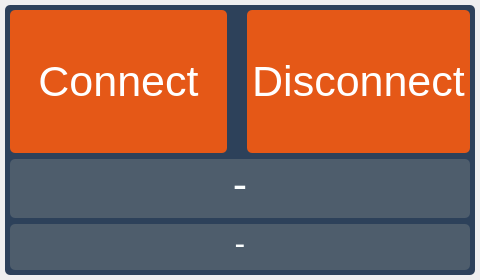
The window that ui/q0001-400x300.ui (wahhid/weha_smart_parking) describes before a commit, drawn with Qt 5.
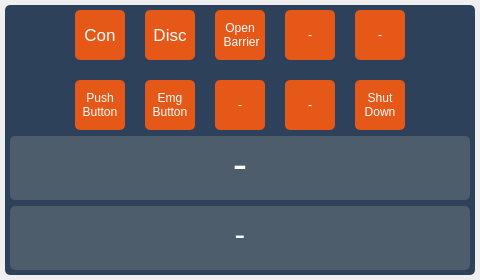
The same window after the commit.

```diff
--- a/ui/q0001-400x300.ui
+++ b/ui/q0001-400x300.ui
@@ -74,20 +74,23 @@
          <number>0</number>
         </property>
         <item>
-         <widget class="QPushButton" name="ConnectPushButton">
-          <property name="sizePolicy">
-           <sizepolicy hsizetype="Minimum" vsizetype="Expanding">
-            <horstretch>0</horstretch>
-            <verstretch>0</verstretch>
-           </sizepolicy>
-          </property>
-          <property name="font">
-           <font>
-            <pointsize>32</pointsize>
-           </font>
-          </property>
-          <property name="styleSheet">
-           <string notr="true">QPushButton{
+         <layout class="QGridLayout" name="gridLayout">
+          <item row="1" column="3">
+           <widget class="QPushButton" name="pushButton_6">
+            <property name="minimumSize">
+             <size>
+              <width>50</width>
+              <height>50</height>
+             </size>
+            </property>
+            <property name="maximumSize">
+             <size>
+              <width>50</width>
+              <height>50</height>
+             </size>
+            </property>
+            <property name="styleSheet">
+             <string notr="true">QPushButton{
     color: rgb(255, 255, 255);
 	background-color: rgb(229, 88, 23);
     border-radius: 5px;
@@ -124,27 +127,28 @@
     padding-left: 5px;
     padding-right: 5px;
 }</string>
-          </property>
-          <property name="text">
-           <string>Connect</string>
-          </property>
-         </widget>
-        </item>
-        <item>
-         <widget class="QPushButton" name="DisconnectPushButton">
-          <property name="sizePolicy">
-           <sizepolicy hsizetype="Minimum" vsizetype="Expanding">
-            <horstretch>0</horstretch>
-            <verstretch>0</verstretch>
-           </sizepolicy>
-          </property>
-          <property name="font">
-           <font>
-            <pointsize>32</pointsize>
-           </font>
-          </property>
-          <property name="styleSheet">
-           <string notr="true">QPushButton{
+            </property>
+            <property name="text">
+             <string>-</string>
+            </property>
+           </widget>
+          </item>
+          <item row="0" column="3">
+           <widget class="QPushButton" name="pushButton_5">
+            <property name="minimumSize">
+             <size>
+              <width>50</width>
+              <height>50</height>
+             </size>
+            </property>
+            <property name="maximumSize">
+             <size>
+              <width>50</width>
+              <height>50</height>
+             </size>
+            </property>
+            <property name="styleSheet">
+             <string notr="true">QPushButton{
     color: rgb(255, 255, 255);
 	background-color: rgb(229, 88, 23);
     border-radius: 5px;
@@ -181,11 +185,503 @@
     padding-left: 5px;
     padding-right: 5px;
 }</string>
-          </property>
-          <property name="text">
-           <string>Disconnect</string>
-          </property>
-         </widget>
+            </property>
+            <property name="text">
+             <string>-</string>
+            </property>
+           </widget>
+          </item>
+          <item row="1" column="0">
+           <widget class="QPushButton" name="pushButton">
+            <property name="minimumSize">
+             <size>
+              <width>0</width>
+              <height>0</height>
+             </size>
+            </property>
+            <property name="maximumSize">
+             <size>
+              <width>50</width>
+              <height>50</height>
+             </size>
+            </property>
+            <property name="styleSheet">
+             <string notr="true">QPushButton{
+    color: rgb(255, 255, 255);
+	background-color: rgb(229, 88, 23);
+    border-radius: 5px;
+    padding: 3px;
+    padding-left: 5px;
+    padding-right: 5px;
+}
+QPushButton:hover{
+    color: rgb(255, 255, 255);
+	background-color: rgb(179, 70, 19);
+    border-radius: 5px;
+    padding: 3px;
+    padding-left: 5px;
+    padding-right: 5px;
+}
+QPushButton:pressed{
+    color : #31363b;
+	background-color:#ffff00;
+    border-width: 1px;
+    border-color: : #ffff00;
+    border-style: solid;
+    border-radius: 3;
+    padding: 3px;
+    padding-left: 5px;
+    padding-right: 5px;
+}
+
+QPushButton:disabled{
+    color: rgb(225, 228, 228);
+    background-color:  rgb(255, 255, 255);
+    border-radius: 3;
+    border: 2px solid rgb(225, 228, 228);
+    padding: 3px;
+    padding-left: 5px;
+    padding-right: 5px;
+}</string>
+            </property>
+            <property name="text">
+             <string>Push
+Button</string>
+            </property>
+           </widget>
+          </item>
+          <item row="1" column="1">
+           <widget class="QPushButton" name="pushButton_2">
+            <property name="minimumSize">
+             <size>
+              <width>0</width>
+              <height>0</height>
+             </size>
+            </property>
+            <property name="maximumSize">
+             <size>
+              <width>50</width>
+              <height>50</height>
+             </size>
+            </property>
+            <property name="styleSheet">
+             <string notr="true">QPushButton{
+    color: rgb(255, 255, 255);
+	background-color: rgb(229, 88, 23);
+    border-radius: 5px;
+    padding: 3px;
+    padding-left: 5px;
+    padding-right: 5px;
+}
+QPushButton:hover{
+    color: rgb(255, 255, 255);
+	background-color: rgb(179, 70, 19);
+    border-radius: 5px;
+    padding: 3px;
+    padding-left: 5px;
+    padding-right: 5px;
+}
+QPushButton:pressed{
+    color : #31363b;
+	background-color:#ffff00;
+    border-width: 1px;
+    border-color: : #ffff00;
+    border-style: solid;
+    border-radius: 3;
+    padding: 3px;
+    padding-left: 5px;
+    padding-right: 5px;
+}
+
+QPushButton:disabled{
+    color: rgb(225, 228, 228);
+    background-color:  rgb(255, 255, 255);
+    border-radius: 3;
+    border: 2px solid rgb(225, 228, 228);
+    padding: 3px;
+    padding-left: 5px;
+    padding-right: 5px;
+}</string>
+            </property>
+            <property name="text">
+             <string>Emg
+Button</string>
+            </property>
+           </widget>
+          </item>
+          <item row="0" column="1">
+           <widget class="QPushButton" name="DisconnectPushButton">
+            <property name="sizePolicy">
+             <sizepolicy hsizetype="Minimum" vsizetype="Expanding">
+              <horstretch>0</horstretch>
+              <verstretch>0</verstretch>
+             </sizepolicy>
+            </property>
+            <property name="minimumSize">
+             <size>
+              <width>0</width>
+              <height>0</height>
+             </size>
+            </property>
+            <property name="maximumSize">
+             <size>
+              <width>50</width>
+              <height>50</height>
+             </size>
+            </property>
+            <property name="font">
+             <font>
+              <pointsize>13</pointsize>
+             </font>
+            </property>
+            <property name="styleSheet">
+             <string notr="true">QPushButton{
+    color: rgb(255, 255, 255);
+	background-color: rgb(229, 88, 23);
+    border-radius: 5px;
+    padding: 3px;
+    padding-left: 5px;
+    padding-right: 5px;
+}
+QPushButton:hover{
+    color: rgb(255, 255, 255);
+	background-color: rgb(179, 70, 19);
+    border-radius: 5px;
+    padding: 3px;
+    padding-left: 5px;
+    padding-right: 5px;
+}
+QPushButton:pressed{
+    color : #31363b;
+	background-color:#ffff00;
+    border-width: 1px;
+    border-color: : #ffff00;
+    border-style: solid;
+    border-radius: 3;
+    padding: 3px;
+    padding-left: 5px;
+    padding-right: 5px;
+}
+
+QPushButton:disabled{
+    color: rgb(225, 228, 228);
+    background-color:  rgb(255, 255, 255);
+    border-radius: 3;
+    border: 2px solid rgb(225, 228, 228);
+    padding: 3px;
+    padding-left: 5px;
+    padding-right: 5px;
+}</string>
+            </property>
+            <property name="text">
+             <string>Disc</string>
+            </property>
+           </widget>
+          </item>
+          <item row="0" column="2">
+           <widget class="QPushButton" name="pushButton_3">
+            <property name="minimumSize">
+             <size>
+              <width>50</width>
+              <height>50</height>
+             </size>
+            </property>
+            <property name="maximumSize">
+             <size>
+              <width>50</width>
+              <height>50</height>
+             </size>
+            </property>
+            <property name="styleSheet">
+             <string notr="true">QPushButton{
+    color: rgb(255, 255, 255);
+	background-color: rgb(229, 88, 23);
+    border-radius: 5px;
+    padding: 3px;
+    padding-left: 5px;
+    padding-right: 5px;
+}
+QPushButton:hover{
+    color: rgb(255, 255, 255);
+	background-color: rgb(179, 70, 19);
+    border-radius: 5px;
+    padding: 3px;
+    padding-left: 5px;
+    padding-right: 5px;
+}
+QPushButton:pressed{
+    color : #31363b;
+	background-color:#ffff00;
+    border-width: 1px;
+    border-color: : #ffff00;
+    border-style: solid;
+    border-radius: 3;
+    padding: 3px;
+    padding-left: 5px;
+    padding-right: 5px;
+}
+
+QPushButton:disabled{
+    color: rgb(225, 228, 228);
+    background-color:  rgb(255, 255, 255);
+    border-radius: 3;
+    border: 2px solid rgb(225, 228, 228);
+    padding: 3px;
+    padding-left: 5px;
+    padding-right: 5px;
+}</string>
+            </property>
+            <property name="text">
+             <string>Open 
+ Barrier</string>
+            </property>
+           </widget>
+          </item>
+          <item row="1" column="2">
+           <widget class="QPushButton" name="pushButton_4">
+            <property name="minimumSize">
+             <size>
+              <width>50</width>
+              <height>50</height>
+             </size>
+            </property>
+            <property name="maximumSize">
+             <size>
+              <width>50</width>
+              <height>50</height>
+             </size>
+            </property>
+            <property name="styleSheet">
+             <string notr="true">QPushButton{
+    color: rgb(255, 255, 255);
+	background-color: rgb(229, 88, 23);
+    border-radius: 5px;
+    padding: 3px;
+    padding-left: 5px;
+    padding-right: 5px;
+}
+QPushButton:hover{
+    color: rgb(255, 255, 255);
+	background-color: rgb(179, 70, 19);
+    border-radius: 5px;
+    padding: 3px;
+    padding-left: 5px;
+    padding-right: 5px;
+}
+QPushButton:pressed{
+    color : #31363b;
+	background-color:#ffff00;
+    border-width: 1px;
+    border-color: : #ffff00;
+    border-style: solid;
+    border-radius: 3;
+    padding: 3px;
+    padding-left: 5px;
+    padding-right: 5px;
+}
+
+QPushButton:disabled{
+    color: rgb(225, 228, 228);
+    background-color:  rgb(255, 255, 255);
+    border-radius: 3;
+    border: 2px solid rgb(225, 228, 228);
+    padding: 3px;
+    padding-left: 5px;
+    padding-right: 5px;
+}</string>
+            </property>
+            <property name="text">
+             <string>-</string>
+            </property>
+           </widget>
+          </item>
+          <item row="0" column="0">
+           <widget class="QPushButton" name="ConnectPushButton">
+            <property name="sizePolicy">
+             <sizepolicy hsizetype="Minimum" vsizetype="Expanding">
+              <horstretch>0</horstretch>
+              <verstretch>0</verstretch>
+             </sizepolicy>
+            </property>
+            <property name="minimumSize">
+             <size>
+              <width>0</width>
+              <height>0</height>
+             </size>
+            </property>
+            <property name="maximumSize">
+             <size>
+              <width>50</width>
+              <height>50</height>
+             </size>
+            </property>
+            <property name="font">
+             <font>
+              <pointsize>13</pointsize>
+             </font>
+            </property>
+            <property name="styleSheet">
+             <string notr="true">QPushButton{
+    color: rgb(255, 255, 255);
+	background-color: rgb(229, 88, 23);
+    border-radius: 5px;
+    padding: 3px;
+    padding-left: 5px;
+    padding-right: 5px;
+}
+QPushButton:hover{
+    color: rgb(255, 255, 255);
+	background-color: rgb(179, 70, 19);
+    border-radius: 5px;
+    padding: 3px;
+    padding-left: 5px;
+    padding-right: 5px;
+}
+QPushButton:pressed{
+    color : #31363b;
+	background-color:#ffff00;
+    border-width: 1px;
+    border-color: : #ffff00;
+    border-style: solid;
+    border-radius: 3;
+    padding: 3px;
+    padding-left: 5px;
+    padding-right: 5px;
+}
+
+QPushButton:disabled{
+    color: rgb(225, 228, 228);
+    background-color:  rgb(255, 255, 255);
+    border-radius: 3;
+    border: 2px solid rgb(225, 228, 228);
+    padding: 3px;
+    padding-left: 5px;
+    padding-right: 5px;
+}</string>
+            </property>
+            <property name="text">
+             <string>Con</string>
+            </property>
+           </widget>
+          </item>
+          <item row="0" column="4">
+           <widget class="QPushButton" name="pushButton_7">
+            <property name="minimumSize">
+             <size>
+              <width>50</width>
+              <height>50</height>
+             </size>
+            </property>
+            <property name="maximumSize">
+             <size>
+              <width>50</width>
+              <height>50</height>
+             </size>
+            </property>
+            <property name="styleSheet">
+             <string notr="true">QPushButton{
+    color: rgb(255, 255, 255);
+	background-color: rgb(229, 88, 23);
+    border-radius: 5px;
+    padding: 3px;
+    padding-left: 5px;
+    padding-right: 5px;
+}
+QPushButton:hover{
+    color: rgb(255, 255, 255);
+	background-color: rgb(179, 70, 19);
+    border-radius: 5px;
+    padding: 3px;
+    padding-left: 5px;
+    padding-right: 5px;
+}
+QPushButton:pressed{
+    color : #31363b;
+	background-color:#ffff00;
+    border-width: 1px;
+    border-color: : #ffff00;
+    border-style: solid;
+    border-radius: 3;
+    padding: 3px;
+    padding-left: 5px;
+    padding-right: 5px;
+}
+
+QPushButton:disabled{
+    color: rgb(225, 228, 228);
+    background-color:  rgb(255, 255, 255);
+    border-radius: 3;
+    border: 2px solid rgb(225, 228, 228);
+    padding: 3px;
+    padding-left: 5px;
+    padding-right: 5px;
+}</string>
+            </property>
+            <property name="text">
+             <string>-</string>
+            </property>
+           </widget>
+          </item>
+          <item row="1" column="4">
+           <widget class="QPushButton" name="pushButton_8">
+            <property name="minimumSize">
+             <size>
+              <width>50</width>
+              <height>50</height>
+             </size>
+            </property>
+            <property name="maximumSize">
+             <size>
+              <width>50</width>
+              <height>50</height>
+             </size>
+            </property>
+            <property name="styleSheet">
+             <string notr="true">QPushButton{
+    color: rgb(255, 255, 255);
+	background-color: rgb(229, 88, 23);
+    border-radius: 5px;
+    padding: 3px;
+    padding-left: 5px;
+    padding-right: 5px;
+}
+QPushButton:hover{
+    color: rgb(255, 255, 255);
+	background-color: rgb(179, 70, 19);
+    border-radius: 5px;
+    padding: 3px;
+    padding-left: 5px;
+    padding-right: 5px;
+}
+QPushButton:pressed{
+    color : #31363b;
+	background-color:#ffff00;
+    border-width: 1px;
+    border-color: : #ffff00;
+    border-style: solid;
+    border-radius: 3;
+    padding: 3px;
+    padding-left: 5px;
+    padding-right: 5px;
+}
+
+QPushButton:disabled{
+    color: rgb(225, 228, 228);
+    background-color:  rgb(255, 255, 255);
+    border-radius: 3;
+    border: 2px solid rgb(225, 228, 228);
+    padding: 3px;
+    padding-left: 5px;
+    padding-right: 5px;
+}</string>
+            </property>
+            <property name="text">
+             <string>Shut
+Down</string>
+            </property>
+           </widget>
+          </item>
+         </layout>
         </item>
        </layout>
       </item>
```
